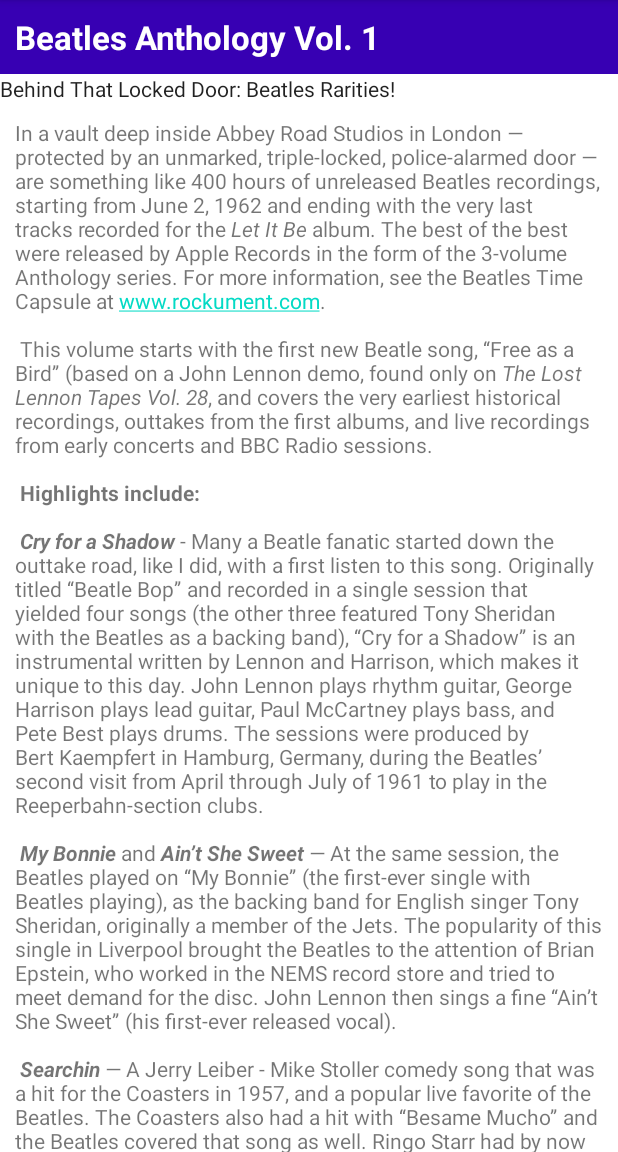
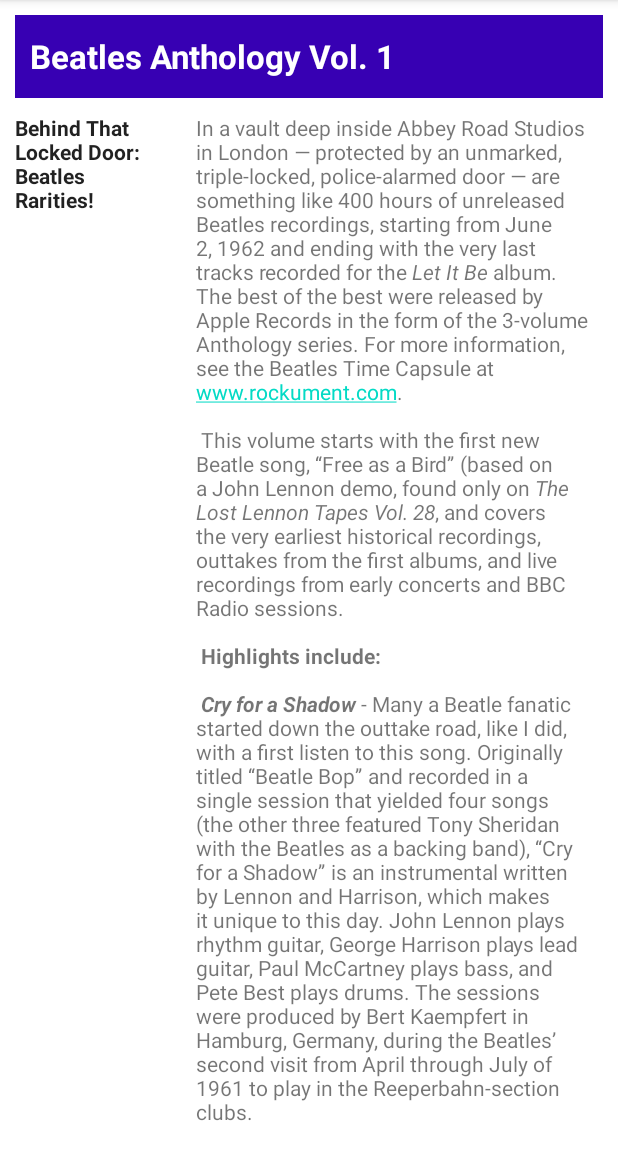
Before and after one commit to Meghamugali/Scrolling_Text, an Android app: the screen it shows after launch (MainActivity), on a phone screen of 412 x 824 dp, the part 84-1236 px from its top. Run offline under Robolectric (Android 15) with nearby library versions, the phone set to English and light mode, and no system bars.

Commit message:
Assignment-2

```diff
--- a/app/src/main/res/layout/activity_main.xml
+++ b/app/src/main/res/layout/activity_main.xml
@@ -3,14 +3,16 @@
 xmlns:tools="http://schemas.android.com/tools"
 android:layout_width="match_parent"
 android:layout_height="match_parent"
+    android:layout_margin="10dp"
 tools:context="com.example.scrollingtext.MainActivity">
 
 <TextView
     android:layout_width="match_parent"
-    android:layout_height="wrap_content"
+    android:layout_height="55dp"
     android:id="@+id/article_heading"
     android:background="@color/design_default_color_primary_variant"
     android:padding="10dp"
+    android:gravity="center_vertical"
     android:text="@string/article_title"
     android:textAppearance=
         "@android:style/TextAppearance.DeviceDefault.Large"
@@ -23,24 +25,28 @@ tools:context="com.example.scrollingtext.MainActivity">
         android:layout_below="@id/article_heading">
 
         <LinearLayout
-            android:layout_width="match_parent"
+            android:layout_width="wrap_content"
             android:layout_height="wrap_content"
-            android:orientation="vertical">
+            android:orientation="horizontal">
+
             <TextView
-                android:layout_width="match_parent"
-                android:layout_height="wrap_content"
                 android:id="@+id/article_subheading"
+                android:layout_width="100dp"
+                android:layout_height="match_parent"
                 android:layout_below="@id/article_heading"
+                android:layout_marginTop="10dp"
+                android:layout_marginEnd="5dp"
                 android:padding="@dimen/padding_regular"
                 android:text="@string/article_subtitle"
-                android:textAppearance=
-                    "@android:style/TextAppearance.DeviceDefault" />
+                android:textAppearance="@android:style/TextAppearance.DeviceDefault"
+                android:textStyle="bold" />
 
             <TextView
+                android:id="@+id/article"
                 android:layout_width="wrap_content"
                 android:layout_height="wrap_content"
-                    android:id="@+id/article"
                 android:layout_below="@id/article_subheading"
+                android:layout_marginStart="5dp"
                 android:autoLink="web"
                 android:lineSpacingExtra="@dimen/padding_regular"
                 android:padding="10dp"
```
Lines whose indentation alone changed are shown as unchanged.
